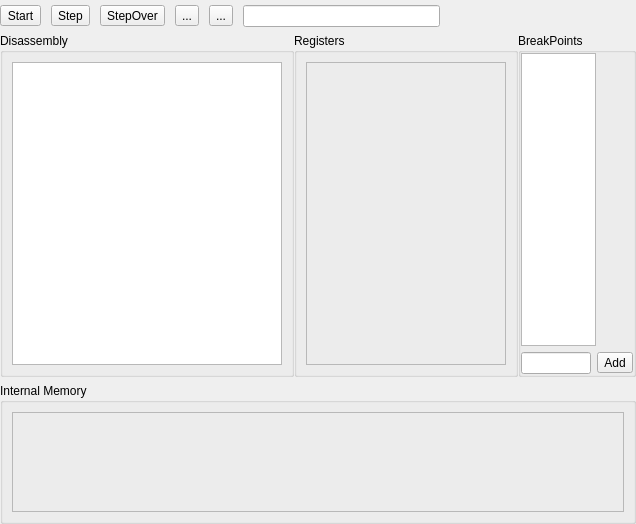
The window that ui/dialogdasm.ui (TheProjecter/pockemul) describes before a commit, drawn with Qt 5.
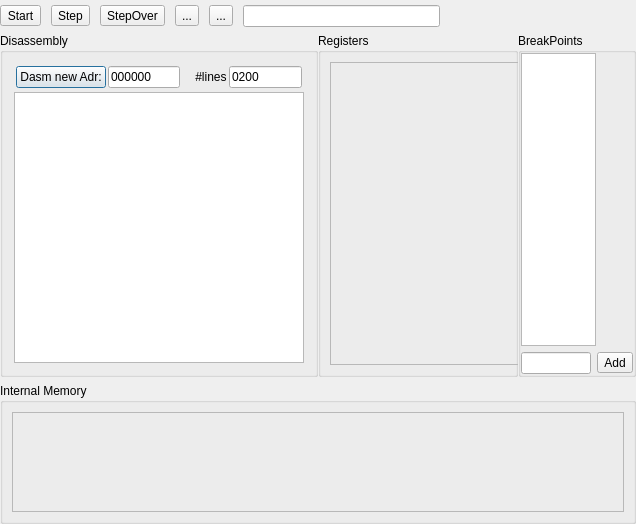
The same window after the commit.

Patch:
```diff
--- a/ui/dialogdasm.ui
+++ b/ui/dialogdasm.ui
@@ -115,9 +115,84 @@
        <property name="title">
         <string>Disassembly</string>
        </property>
-       <layout class="QHBoxLayout" name="horizontalLayout_2">
+       <layout class="QVBoxLayout" name="verticalLayout_7">
         <item>
-         <widget class="QListWidget" name="codelistWidget"/>
+         <layout class="QVBoxLayout" name="verticalLayout_6">
+          <property name="spacing">
+           <number>2</number>
+          </property>
+          <property name="leftMargin">
+           <number>2</number>
+          </property>
+          <property name="topMargin">
+           <number>2</number>
+          </property>
+          <property name="rightMargin">
+           <number>2</number>
+          </property>
+          <property name="bottomMargin">
+           <number>2</number>
+          </property>
+          <item>
+           <layout class="QHBoxLayout" name="horizontalLayout_2">
+            <property name="spacing">
+             <number>2</number>
+            </property>
+            <property name="leftMargin">
+             <number>2</number>
+            </property>
+            <property name="topMargin">
+             <number>2</number>
+            </property>
+            <property name="rightMargin">
+             <number>2</number>
+            </property>
+            <property name="bottomMargin">
+             <number>2</number>
+            </property>
+            <item>
+             <widget class="QPushButton" name="pbDasm">
+              <property name="text">
+               <string>Dasm new Adr:</string>
+              </property>
+             </widget>
+            </item>
+            <item>
+             <widget class="QLineEdit" name="leDasmAdr">
+              <property name="inputMask">
+               <string>HHHHHH</string>
+              </property>
+              <property name="text">
+               <string>000000</string>
+              </property>
+              <property name="cursorPosition">
+               <number>6</number>
+              </property>
+             </widget>
+            </item>
+            <item>
+             <widget class="QLabel" name="label">
+              <property name="text">
+               <string>    #lines</string>
+              </property>
+             </widget>
+            </item>
+            <item>
+             <widget class="QLineEdit" name="leNbLine">
+              <property name="inputMask">
+               <string>HHHH</string>
+              </property>
+              <property name="text">
+               <string>0200</string>
+              </property>
+             </widget>
+            </item>
+           </layout>
+          </item>
+          <item>
+           <widget class="QListWidget" name="codelistWidget"/>
+          </item>
+         </layout>
         </item>
        </layout>
       </widget>
```
